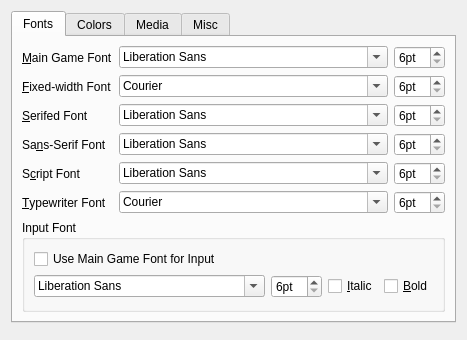
Qt form src/confdialog.ui (realnc/qtads) before a commit.
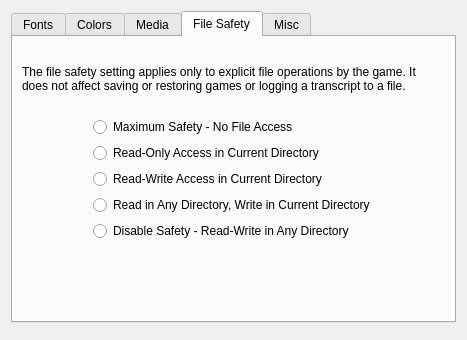
The same form after that commit. The open tabs and pages were chosen to show the change. Custom widgets are drawn as their Qt base class.

Commit message: Add file I/O safety level configuration option

```diff
--- a/src/confdialog.ui
+++ b/src/confdialog.ui
@@ -594,6 +594,81 @@
        </item>
       </layout>
      </widget>
+     <widget class="QWidget" name="tab_5">
+      <attribute name="title">
+       <string>File Safety</string>
+      </attribute>
+      <layout class="QVBoxLayout" name="verticalLayout_10">
+       <item>
+        <widget class="QLabel" name="label_18">
+         <property name="sizePolicy">
+          <sizepolicy hsizetype="Ignored" vsizetype="Preferred">
+           <horstretch>0</horstretch>
+           <verstretch>0</verstretch>
+          </sizepolicy>
+         </property>
+         <property name="text">
+          <string>The file safety setting applies only to explicit file operations by the game. It does not affect saving or restoring games or logging a transcript to a file.</string>
+         </property>
+         <property name="wordWrap">
+          <bool>true</bool>
+         </property>
+        </widget>
+       </item>
+       <item>
+        <layout class="QHBoxLayout" name="horizontalLayout_8">
+         <item>
+          <widget class="QWidget" name="widget_6" native="true"/>
+         </item>
+         <item>
+          <layout class="QVBoxLayout" name="verticalLayout_9">
+           <item>
+            <widget class="QRadioButton" name="safety4RadioButton">
+             <property name="text">
+              <string>Maximum Safety - No File Access</string>
+             </property>
+            </widget>
+           </item>
+           <item>
+            <widget class="QRadioButton" name="safety3RadioButton">
+             <property name="text">
+              <string>Read-Only Access in Current Directory</string>
+             </property>
+            </widget>
+           </item>
+           <item>
+            <widget class="QRadioButton" name="safety2RadioButton">
+             <property name="text">
+              <string>Read-Write Access in Current Directory</string>
+             </property>
+            </widget>
+           </item>
+           <item>
+            <widget class="QRadioButton" name="safety1RadioButton">
+             <property name="text">
+              <string>Read in Any Directory, Write in Current Directory</string>
+             </property>
+            </widget>
+           </item>
+           <item>
+            <widget class="QRadioButton" name="safety0RadioButton">
+             <property name="text">
+              <string>Disable Safety - Read-Write in Any Directory</string>
+             </property>
+            </widget>
+           </item>
+          </layout>
+         </item>
+         <item>
+          <widget class="QWidget" name="widget_5" native="true"/>
+         </item>
+        </layout>
+       </item>
+       <item>
+        <widget class="QWidget" name="widget_7" native="true"/>
+       </item>
+      </layout>
+     </widget>
      <widget class="QWidget" name="tab_4">
       <attribute name="title">
        <string>Misc</string>
```
Left out of the diff: 3 changed lines with no effect on the pictures. The commit also changes 6 other files.
